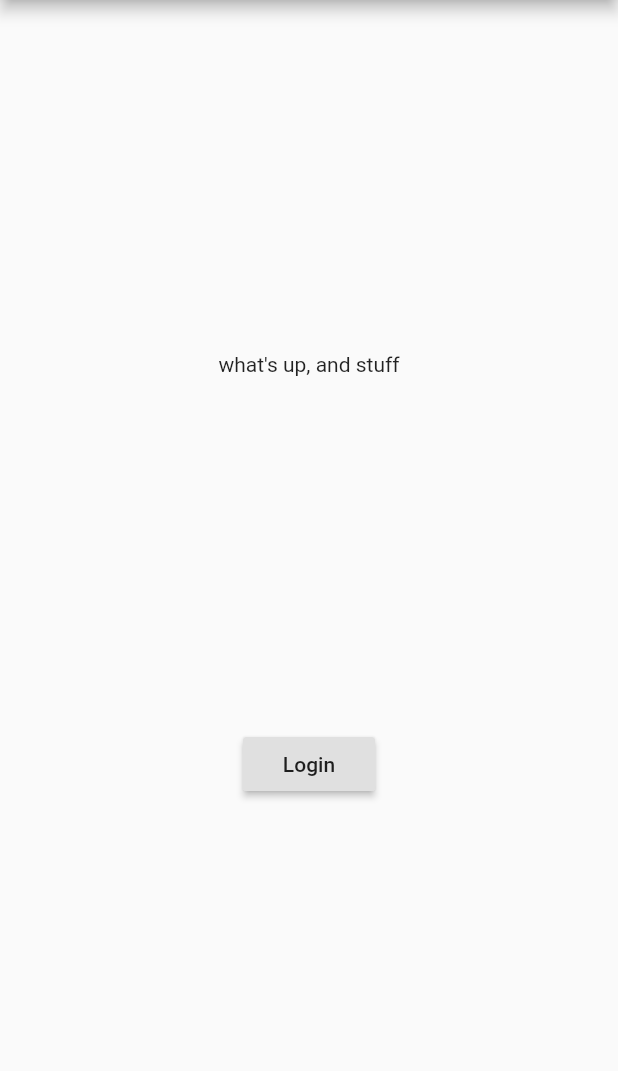
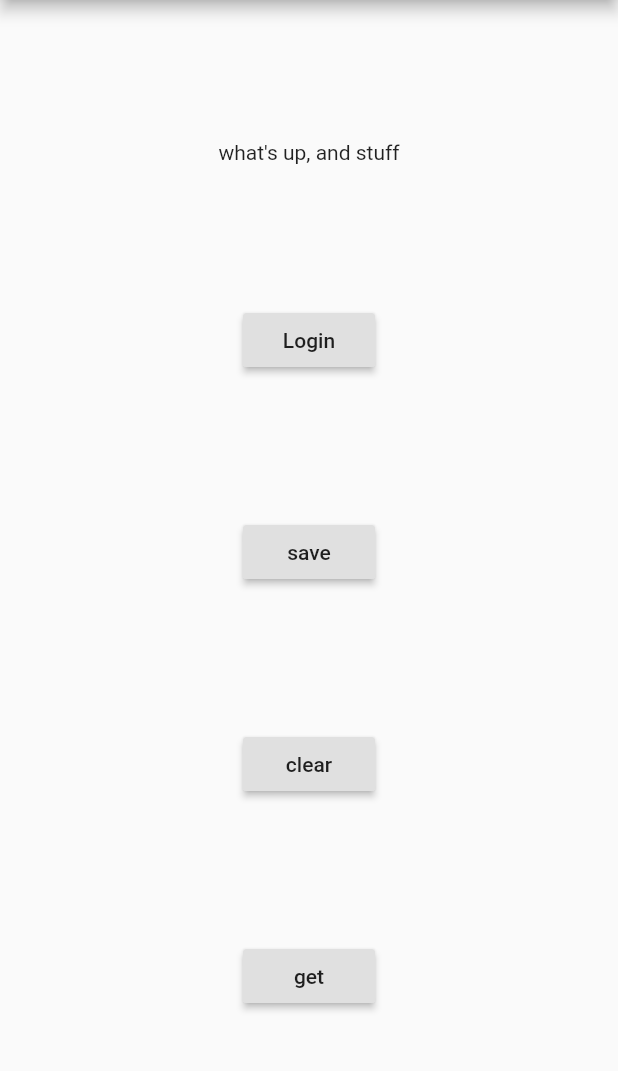
Before and after one commit to chance-cyphers/race-place, a Flutter app: the screen it shows after launch, after a tap on "Login", on a phone screen of 412 x 824 dp, the part 84-1155 px from its top. Run offline on Flutter 3.47's test engine with Material 2 defaults, Android fonts, the phone set to English and light mode, and no system bars; our stand-ins replace flutter_secure_storage, location; generated files the repository leaves out were written again; network calls fail.

Commit message:
Securely save placeholder credentials with dumb buttons

```diff
--- a/lib/page/login_page.dart
+++ b/lib/page/login_page.dart
@@ -1,6 +1,7 @@
-
 import 'package:flutter/material.dart';
 import 'package:race_place/auth/auth.dart';
+import 'package:race_place/auth/credentials_keeper.dart';
+import 'package:race_place/auth/creds.dart';
 
 class LoginPage extends StatefulWidget {
   @override
@@ -8,9 +9,26 @@ class LoginPage extends StatefulWidget {
 }
 
 class _LoginState extends State<LoginPage> {
+  String someText = "what's up, and stuff";
+
   void _login() {
-    loginClient.login("test@test.com", "ChuckNorris1")
-    .then((creds) {
+    loginClient.login("test@test.com", "ChuckNorris1").then((creds) {});
+  }
+
+  void _save() {
+    print('1');
+    credentialsKeeper.save(Creds("accessssss", "", ""));
+  }
+
+  void _clear() {
+    credentialsKeeper.clear();
+  }
+
+  void _get() {
+    credentialsKeeper.getCredentials().then((accessToke) {
+      setState(() {
+        someText = "access_token: " + accessToke;
+      });
     });
   }
 
@@ -24,11 +42,23 @@ class _LoginState extends State<LoginPage> {
           child: Column(
               mainAxisAlignment: MainAxisAlignment.spaceEvenly,
               children: <Widget>[
-                Text("what's up, and stuff"),
+                Text(someText),
                 RaisedButton(
                   child: Text("Login"),
                   onPressed: _login,
-                )
+                ),
+                RaisedButton(
+                  child: Text("save"),
+                  onPressed: _save,
+                ),
+                RaisedButton(
+                  child: Text("clear"),
+                  onPressed: _clear,
+                ),
+                RaisedButton(
+                  child: Text("get"),
+                  onPressed: _get,
+                ),
               ]),
         ));
   }
--- a/pubspec.yaml
+++ b/pubspec.yaml
@@ -20,6 +20,7 @@ dependencies:
   http: ^0.12.0+1
   location: ^1.4.1
   intl: ^0.15.7
+  flutter_secure_storage: ^3.1.3
 
 dev_dependencies:
   flutter_test:
```
Also changed, not shown: lib/auth/credentials_keeper.dart (added, +29 -0 lines), 1 other file.
